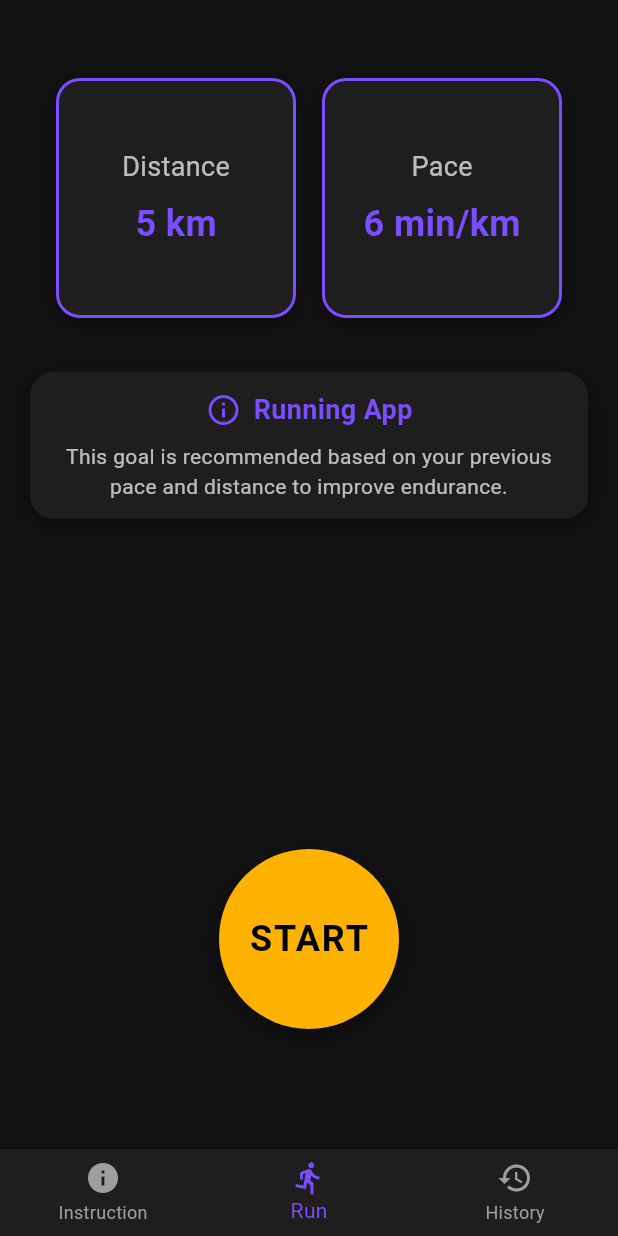
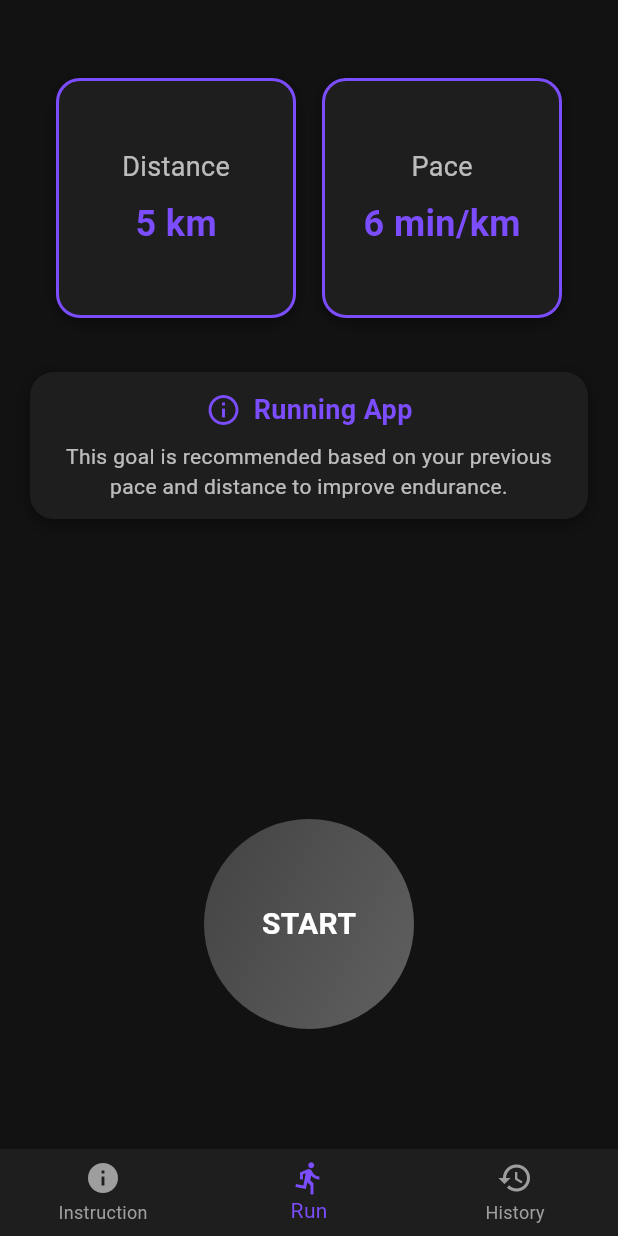
Before and after one commit to JNoctis/Hackathon_Physical_app, a Flutter app: the MainPage screen opened directly, on a phone screen of 412 x 824 dp. Run offline on Flutter 3.47's test engine with Material 3 defaults, Android fonts, the phone set to English and light mode, and no system bars; our stand-ins replace geolocator.

Commit message:
trying to hover start button

```diff
--- a/physicalapp/lib/main.dart
+++ b/physicalapp/lib/main.dart
@@ -99,7 +99,6 @@ class HomePage extends StatelessWidget {
       child: Column(
         crossAxisAlignment: CrossAxisAlignment.center,
         children: [
-          // Info cards
           Row(
             mainAxisAlignment: MainAxisAlignment.spaceEvenly,
             children: const [
@@ -108,8 +107,6 @@ class HomePage extends StatelessWidget {
             ],
           ),
           const SizedBox(height: 24),
-
-          // Recommendation block
           Container(
             padding: const EdgeInsets.symmetric(vertical: 12, horizontal: 16),
             decoration: BoxDecoration(
@@ -150,42 +147,16 @@ class HomePage extends StatelessWidget {
             ),
           ),
           const Spacer(),
-
-          // START button
-          GestureDetector(
+          GlowingButton(
+            text: 'START',
             onTap: () {
               Navigator.push(
                 context,
                 MaterialPageRoute(
-                  builder: (context) => const RunPage(goalDistance: 5000), // 輸入目標距離
+                  builder: (context) => const RunPage(goalDistance: 5000),
                 ),
               );
             },
-            child: Container(
-              width: 120,
-              height: 120,
-              decoration: BoxDecoration(
-                color: Colors.amber[600],
-                shape: BoxShape.circle,
-                boxShadow: [
-                  BoxShadow(
-                    color: Colors.black.withOpacity(0.4),
-                    blurRadius: 10,
-                    offset: const Offset(0, 4),
-                  )
-                ],
-              ),
-              alignment: Alignment.center,
-              child: const Text(
-                'START',
-                style: TextStyle(
-                  fontSize: 24,
-                  fontWeight: FontWeight.bold,
-                  color: Colors.black,
-                  letterSpacing: 1.2,
-                ),
-              ),
-            ),
           ),
           const SizedBox(height: 40),
         ],
@@ -239,3 +210,89 @@ class _InfoBox extends StatelessWidget {
     );
   }
 }
+
+class GlowingButton extends StatefulWidget {
+  final VoidCallback onTap;
+  final String text;
+
+  const GlowingButton({super.key, required this.onTap, required this.text});
+
+  @override
+  State<GlowingButton> createState() => _GlowingButtonState();
+}
+
+class _GlowingButtonState extends State<GlowingButton>
+    with SingleTickerProviderStateMixin {
+  late AnimationController _controller;
+  bool _isHovering = false;
+
+  @override
+  void initState() {
+    super.initState();
+    _controller = AnimationController(
+      duration: const Duration(seconds: 2),
+      vsync: this,
+    )..repeat();
+  }
+
+  @override
+  void dispose() {
+    _controller.dispose();
+    super.dispose();
+  }
+
+  @override
+  Widget build(BuildContext context) {
+    return MouseRegion(
+      onEnter: (_) => setState(() => _isHovering = true),
+      onExit: (_) => setState(() => _isHovering = false),
+      child: GestureDetector(
+        onTap: widget.onTap,
+        child: AnimatedBuilder(
+          animation: _controller,
+          builder: (context, _) {
+            return Container(
+              width: 140,
+              height: 140,
+              alignment: Alignment.center,
+              decoration: BoxDecoration(
+                shape: BoxShape.circle,
+                gradient: LinearGradient(
+                  colors: _isHovering
+                      ? [Colors.pinkAccent, Colors.lightBlueAccent]
+                      : [Colors.grey.shade800, Colors.grey.shade700],
+                  begin: Alignment.topLeft,
+                  end: Alignment.bottomRight,
+                  transform:
+                      GradientRotation(_controller.value * 2 * 3.1416),
+                ),
+                boxShadow: _isHovering
+                    ? [
+                        BoxShadow(
+                          color: Colors.pinkAccent.withOpacity(0.6),
+                          blurRadius: 20,
+                          spreadRadius: 2,
+                        ),
+                        BoxShadow(
+                          color: Colors.blueAccent.withOpacity(0.6),
+                          blurRadius: 20,
+                          spreadRadius: 2,
+                        ),
+                      ]
+                    : [],
+              ),
+              child: Text(
+                widget.text,
+                style: TextStyle(
+                  fontSize: 20,
+                  fontWeight: FontWeight.bold,
+                  color: _isHovering ? Colors.black : Colors.white,
+                ),
+              ),
+            );
+          },
+        ),
+      ),
+    );
+  }
+}
```
